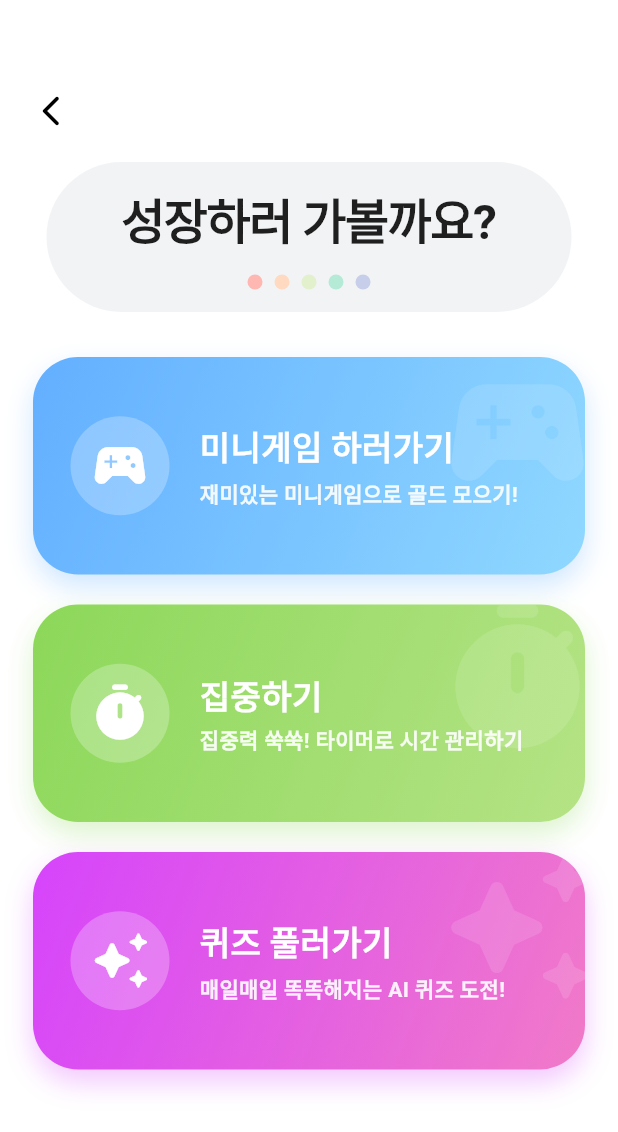
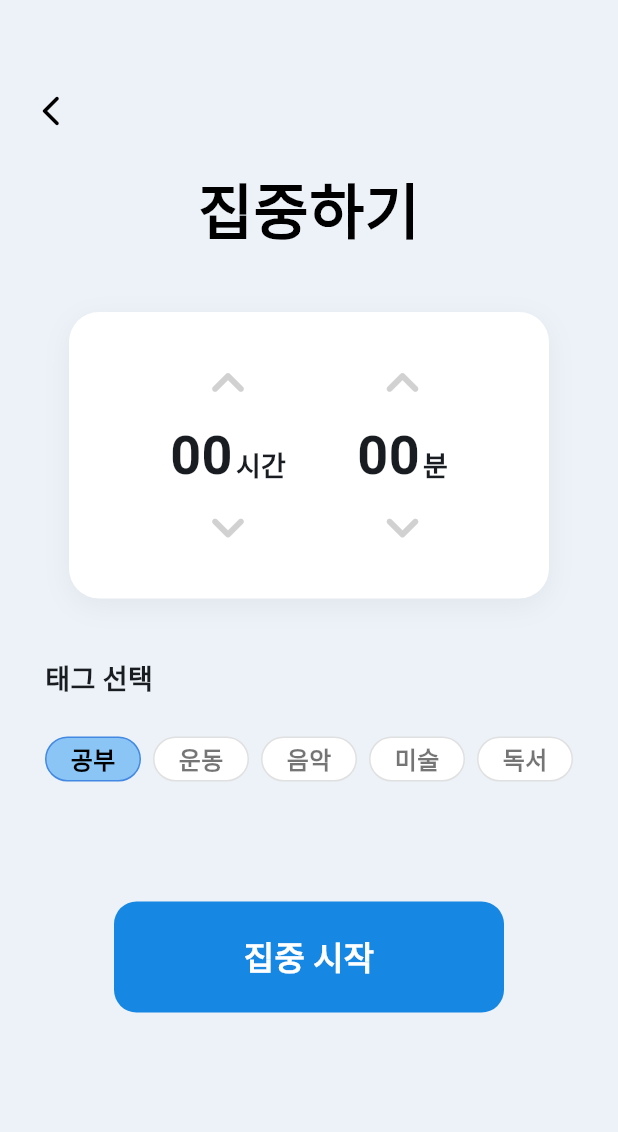
Before and after one commit to IS4Ps/frontend, a Flutter app: the GrowScreen screen opened directly, after a tap on "집중하기", on a phone screen of 412 x 824 dp. Shown: the top 1132 px of the screen. Run offline on Flutter 3.47's test engine with Material 3 defaults, Android fonts, the light colour scheme and no system bars; our stand-ins replace flutter_svg.

Commit message:
[FEAT/#18] 집중하기 UI 화면

```diff
--- /dev/null
+++ b/lib/screens/quest/concentrate_screen.dart
@@ -0,0 +1,239 @@
+import 'package:flutter/material.dart';
+import 'concentrate_timer_screen.dart';
+
+class ConcentrateScreen extends StatefulWidget {
+  final VoidCallback? onBack;
+  const ConcentrateScreen({super.key, this.onBack});
+
+  @override
+  State<ConcentrateScreen> createState() => _ConcentrateScreenState();
+}
+
+class _ConcentrateScreenState extends State<ConcentrateScreen> {
+  int hours = 0;
+  int minutes = 0;
+
+  String selectedTag = "공부";
+  final List<String> tags = ["공부", "운동", "음악", "미술", "독서"];
+
+  @override
+  Widget build(BuildContext context) {
+    return Scaffold(
+      backgroundColor: const Color(0xFFECF2F8),
+      body: SingleChildScrollView(
+        padding: const EdgeInsets.fromLTRB(0, 50, 0, 40),
+        child: Column(
+          mainAxisAlignment: MainAxisAlignment.start,
+          crossAxisAlignment: CrossAxisAlignment.center,
+          children: [
+            // 1. 뒤로가기 버튼
+            Align(
+              alignment: Alignment.centerLeft,
+              child: Padding(
+                padding: const EdgeInsets.symmetric(horizontal: 10),
+                child: IconButton(
+                  icon: const Icon(Icons.arrow_back_ios_new_rounded, color: Colors.black, size: 24),
+                  onPressed: () {
+                    if (widget.onBack != null) {
+                      widget.onBack!();
+                    } else {
+                      Navigator.pop(context);
+                    }
+                  },
+                ),
+              ),
+            ),
+
+            const SizedBox(height: 13),
+
+            // 2. 상단 타이틀
+            const Text(
+              "집중하기",
+              style: TextStyle(
+                fontSize: 40,
+                fontWeight: FontWeight.w700,
+                color: Colors.black,
+              ),
+            ),
+            const SizedBox(height: 40),
+
+            // 3. 시간 선택 카드
+            Center(
+              child: Container(
+                width: 320,
+                padding: const EdgeInsets.symmetric(vertical: 25, horizontal: 20),
+                decoration: BoxDecoration(
+                  color: Colors.white,
+                  borderRadius: BorderRadius.circular(20),
+                  boxShadow: [
+                    BoxShadow(
+                      color: Colors.black.withOpacity(0.05),
+                      blurRadius: 15,
+                      offset: const Offset(0, 5),
+                    ),
+                  ],
+                ),
+                child: Row(
+                  mainAxisAlignment: MainAxisAlignment.spaceEvenly,
+                  children: [
+                    _buildTimePickerColumn("시간", hours, (val) {
+                      setState(() => hours = (hours + val).clamp(0, 23));
+                    }),
+                    _buildTimePickerColumn("분", minutes, (val) {
+                      setState(() => minutes = (minutes + val).clamp(0, 59));
+                    }),
+                  ],
+                ),
+              ),
+            ),
+
+            const SizedBox(height: 40),
+
+            // 4. 태그 선택 섹션
+            Column(
+              crossAxisAlignment: CrossAxisAlignment.start,
+              children: [
+                const Padding(
+                  padding: EdgeInsets.only(left: 30, bottom: 25),
+                  child: Text(
+                    "태그 선택",
+                    style: TextStyle(
+                      fontSize: 18,
+                      fontWeight: FontWeight.bold,
+                    ),
+                  ),
+                ),
+                SizedBox(
+                  height: 30,
+                  child: ListView.separated(
+                    scrollDirection: Axis.horizontal,
+                    padding: const EdgeInsets.symmetric(horizontal: 30),
+                    itemCount: tags.length,
+                    separatorBuilder: (context, index) => const SizedBox(width: 8),
+                    itemBuilder: (context, index) {
+                      return _buildTagButton(tags[index]);
+                    },
+                  ),
+                ),
+              ],
+            ),
+
+            const SizedBox(height: 80),
+
+            // 5. 집중 시작 버튼
+            Padding(
+              padding: const EdgeInsets.symmetric(horizontal: 40),
+              child: SizedBox(
+                width: 260,
+                height: 74,
+                child: ElevatedButton(
+                  onPressed: () {
+                    // 1. 설정한 총 시간을 초 단위로 계산
+                    int totalSeconds = (hours * 3600) + (minutes * 60);
+
+                    // 2. 시간이 0초일 경우 예외 처리
+                    if (totalSeconds == 0) {
+                      ScaffoldMessenger.of(context).showSnackBar(
+                        const SnackBar(
+                          content: Text("집중할 시간을 설정해주세요!"),
+                          duration: Duration(seconds: 1),
+                        ),
+                      );
+                      return;
+                    }
+
+                    // 3. 타이머 화면으로 이동하며 시간 데이터 전달
+                    Navigator.push(
+                      context,
+                      MaterialPageRoute(
+                        builder: (context) => ConcentrateTimerScreen(
+                          totalSeconds: totalSeconds,
+                        ),
+                      ),
+                    );
+                  },
+                  style: ElevatedButton.styleFrom(
+                    backgroundColor: const Color(0xFF1687E3),
+                    shape: RoundedRectangleBorder(
+                      borderRadius: BorderRadius.circular(15),
+                    ),
+                    elevation: 0,
+                  ),
+                  child: const Text(
+                    "집중 시작",
+                    style: TextStyle(
+                      fontSize: 22,
+                      fontWeight: FontWeight.bold,
+                      color: Colors.white,
+                    ),
+                  ),
+                ),
+              ),
+            ),
+            const SizedBox(height: 40),
+          ],
+        ),
+      ),
+    );
+  }
+
+  Widget _buildTimePickerColumn(String unit, int value, Function(int) onUpdate) {
+    return Column(
+      children: [
+        GestureDetector(
+          onTap: () => onUpdate(1),
+          child: const Icon(Icons.keyboard_arrow_up_rounded, size: 45, color: Color(0xFFD1D1D1)),
+        ),
+        Row(
+          mainAxisSize: MainAxisSize.min,
+          crossAxisAlignment: CrossAxisAlignment.end,
+          children: [
+            Text(
+              value.toString().padLeft(2, '0'),
+              style: const TextStyle(fontSize: 36, fontWeight: FontWeight.bold),
+            ),
+            Padding(
+              padding: const EdgeInsets.only(bottom: 6, left: 2),
+              child: Text(
+                unit,
+                style: const TextStyle(fontSize: 18, fontWeight: FontWeight.bold),
+              ),
+            ),
+          ],
+        ),
+        GestureDetector(
+          onTap: () => onUpdate(-1),
+          child: const Icon(Icons.keyboard_arrow_down_rounded, size: 45, color: Color(0xFFD1D1D1)),
+        ),
+      ],
+    );
+  }
+
+  Widget _buildTagButton(String tag) {
+    bool isSelected = selectedTag == tag;
+    return GestureDetector(
+      onTap: () => setState(() => selectedTag = tag),
+      child: Container(
+        width: 64,
+        height: 30,
+        alignment: Alignment.center,
+        decoration: BoxDecoration(
+          color: isSelected ? const Color(0xFF8AC5F5) : Colors.white,
+          borderRadius: BorderRadius.circular(25),
+          border: Border.all(
+            color: isSelected ? const Color(0xFF4388E2) : const Color(0xFFE0E0E0),
+            width: 1.0,
+          ),
+        ),
+        child: Text(
+          tag,
+          style: TextStyle(
+            fontSize: 16,
+            fontWeight: isSelected ? FontWeight.bold : FontWeight.w600,
+            color: isSelected ? Colors.black : Colors.black54,
+          ),
+        ),
+      ),
+    );
+  }
+}
--- a/lib/screens/quest/grow_screen.dart
+++ b/lib/screens/quest/grow_screen.dart
@@ -1,4 +1,5 @@
 import 'package:flutter/material.dart';
+import 'concentrate_screen.dart';
 
 class GrowScreen extends StatelessWidget {
   final VoidCallback? onBack;
@@ -34,15 +35,26 @@ class GrowScreen extends StatelessWidget {
                   gradient: [const Color(0xFF63AFFF), const Color(0xFF8FD8FF)],
                   onTap: () => print("미니게임 클릭"),
                 ),
+
                 const SizedBox(height: 20),
                 _buildChildGrowCard(
                   title: "집중하기",
                   subtitle: "집중력 쑥쑥! 타이머로 시간 관리하기",
                   icon: Icons.timer_rounded,
                   gradient: [const Color(0xFF8CD85A), const Color(0xFFB5E385)],
-                  onTap: () => print("집중하기 클릭"),
+                  onTap: () {
+                    // Navigator를 사용하여 화면 이동
+                    Navigator.push(
+                      context,
+                      MaterialPageRoute(
+                        builder: (context) => const ConcentrateScreen(),
+                      ),
+                    );
+                  },
                 ),
+
                 const SizedBox(height: 20),
+
                 _buildChildGrowCard(
                   title: "퀴즈 풀러가기",
                   subtitle: "매일매일 똑똑해지는 AI 퀴즈 도전!",
```
Also changed, not shown: lib/screens/quest/concentrate_timer_screen.dart (added, +288 -0 lines).
